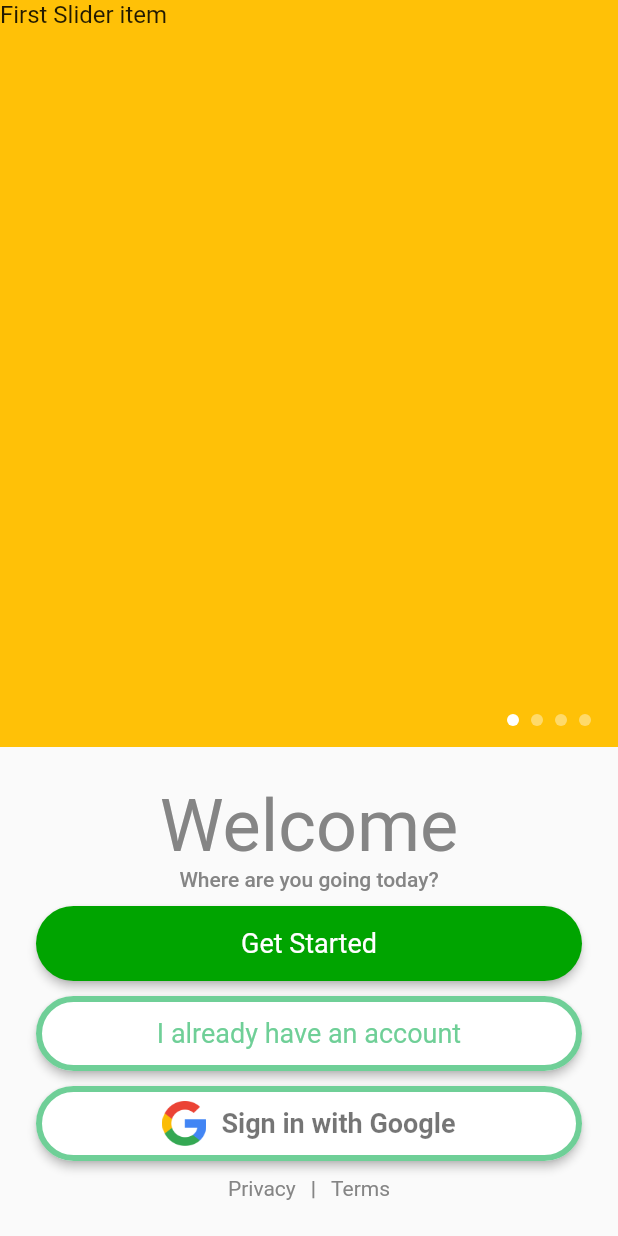
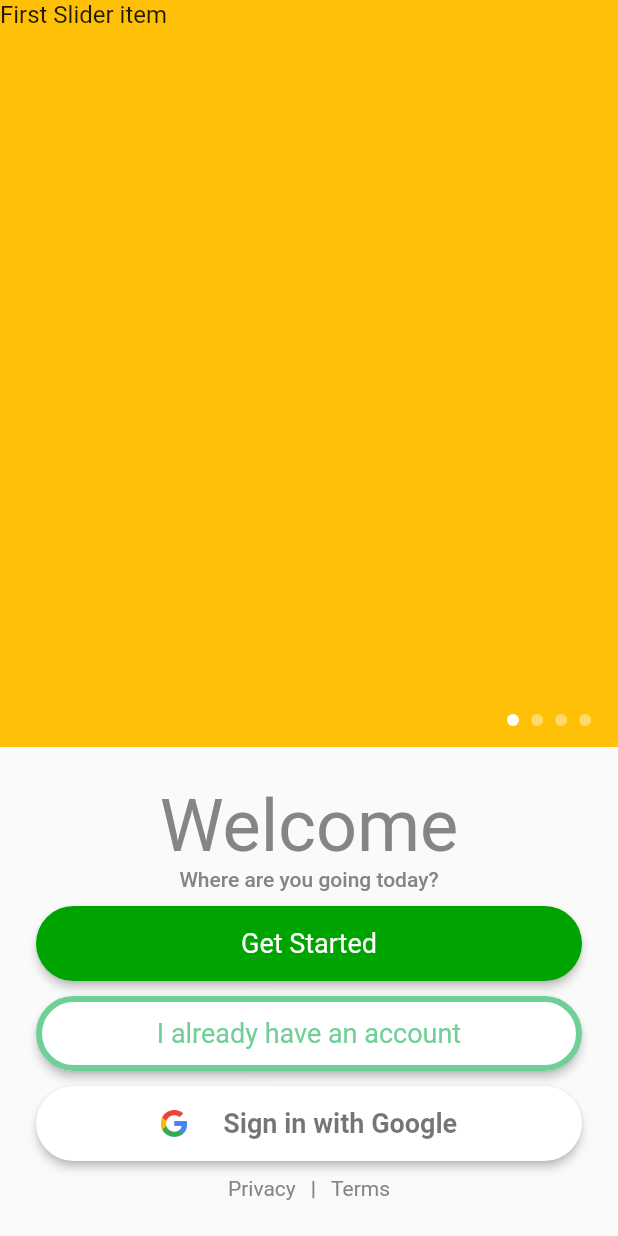
Before and after one commit to MitchFeaver/Commute2.0, a Flutter app: the screen it shows after launch, on a phone screen of 412 x 824 dp. Run offline on Flutter 3.47's test engine with Material 2 defaults, Android fonts, the phone set to English and light mode, and no system bars; drawn by our look-alikes of carousel_slider; generated files the repository leaves out were written again.

```diff
--- a/commute/lib/l10n/app_en.arb
+++ b/commute/lib/l10n/app_en.arb
@@ -1,5 +1,4 @@
 {
-  "continueWithGoogle": "Continue with Google",
   "getStarted": "Get Started",
   "@getStarted": {
     "description": "An invitation to start an app process"
@@ -7,6 +6,7 @@
   "iAlreadyHaveAnAccount": "I already have an account",
   "privacy": "Privacy",
   "terms": "Terms",
+  "signInWithGoogle": "Sign in with Google",
   "welcome": "Welcome",
   "whereAreYouGoingToday_QuestionMark": "Where are you going today?"
 }
--- a/commute/lib/views/authentication/welcome_page.dart
+++ b/commute/lib/views/authentication/welcome_page.dart
@@ -13,6 +13,11 @@ class WelcomePage extends StatefulWidget {
 }
 
 class _WelcomePageState extends State<WelcomePage> {
+  final _googleSignInStyle = TextButton.styleFrom(
+    backgroundColor: Colors.white,
+    side: BorderSide.none,
+  );
+
   final List<String> _carouselItems = [
     "First Slider item",
     "Second Slider item",
@@ -127,7 +132,6 @@ class _WelcomePageState extends State<WelcomePage> {
                 SizedBox(
                   child: OutlinedButton(
                     onPressed: _onButtonPressed,
-                    //Text(AppLocalizations.of(context).continueWithGoogle),
                     child: Padding(
                       padding: const EdgeInsets.fromLTRB(0, 10, 0, 10),
                       child: Row(
@@ -136,22 +140,22 @@ class _WelcomePageState extends State<WelcomePage> {
                         children: <Widget>[
                           Image(
                             image: AssetImage("assets/images/google_logo.png"),
-                            height: 35.0,
+                            height: 18.0,
                           ),
                           Padding(
-                            padding: const EdgeInsets.only(left: 10),
+                            padding: const EdgeInsets.only(left: 24),
                             child: Text(
-                              'Sign in with Google',
-                            style: TextStyle(
-                              //fontSize: 20,
-                              color: Colors.black54,
-                              fontWeight: FontWeight.w600,
+                              AppLocalizations.of(context).signInWithGoogle,
+                              style: TextStyle(
+                                color: Colors.black54,
+                                fontWeight: FontWeight.w600,
                               ),
                             ),
                           )
                         ],
                       ),
                     ),
+                    style: _googleSignInStyle,
                   ),
                   height: 50,
                   width: double.infinity,
```
Also changed, not shown: commute/pubspec.lock.
